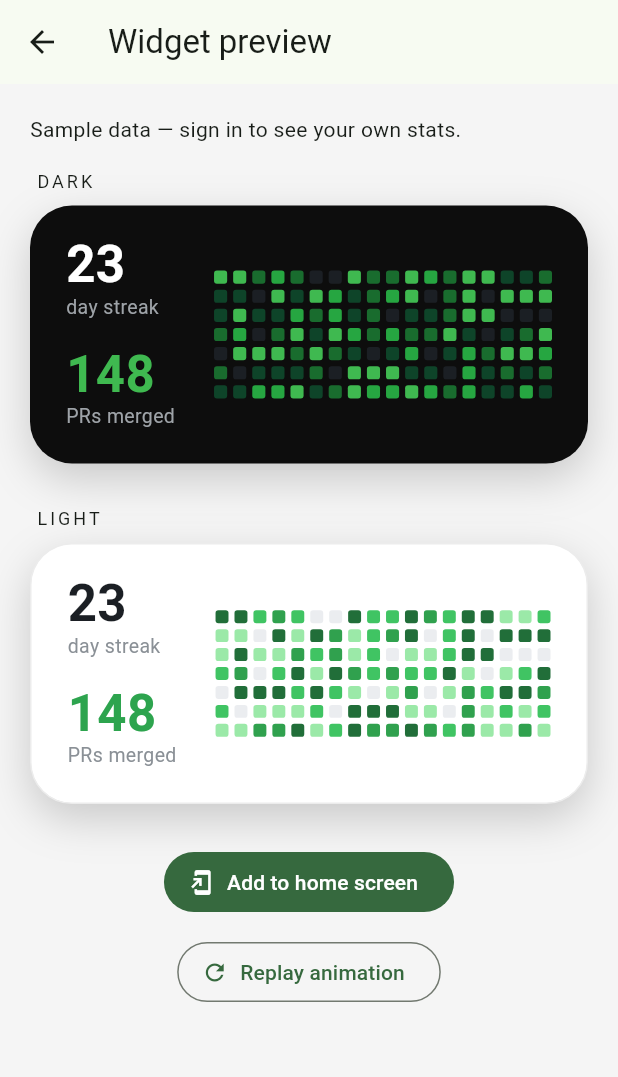
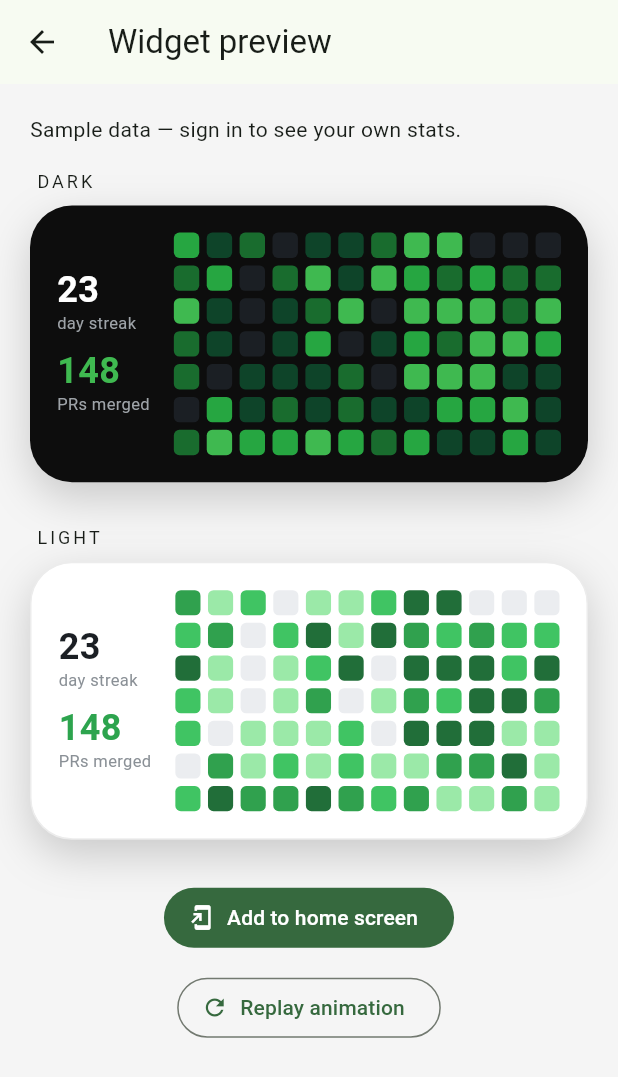
Before and after one commit to rakshityadav1868/github-widget, a Flutter app: the PreviewScreen screen opened directly, on a phone screen of 412 x 824 dp. Shown: the top 1077 px of the screen. Run offline on Flutter 3.47's test engine with Material 3 defaults, Android fonts, the phone set to English and light mode, and no system bars; our stand-ins replace flutter_secure_storage; missing offline and left inert: home_widget; accounts and stored records are empty.

Commit message:
tweak: bigger contribution grid, smaller stat text (#7)
Per design feedback — the grid dots were too small and the numbers too
large. Fewer columns (12) make the dots bigger, the grid takes more width
(flex 2), and stat numbers/labels are smaller (24/11).

Co-authored-by: Claude Opus 4.8 <noreply@anthropic.com>

```diff
--- a/lib/features/preview/widget_card.dart
+++ b/lib/features/preview/widget_card.dart
@@ -15,7 +15,7 @@ class WidgetCard extends StatelessWidget {
     required this.brightness,
     this.animate = true,
     this.gridKey,
-    this.columns = 18,
+    this.columns = 12,
     this.rows = 7,
   });
 
@@ -45,7 +45,7 @@ class WidgetCard extends StatelessWidget {
           ),
         ],
       ),
-      padding: const EdgeInsets.symmetric(horizontal: 24, vertical: 22),
+      padding: const EdgeInsets.symmetric(horizontal: 18, vertical: 18),
       child: Row(
         crossAxisAlignment: CrossAxisAlignment.center,
         children: [
@@ -58,24 +58,27 @@ class WidgetCard extends StatelessWidget {
                 label: 'day streak',
                 valueColor: palette.primaryText,
                 labelColor: palette.secondaryText,
+                valueSize: 24,
               ),
-              const SizedBox(height: 18),
+              const SizedBox(height: 12),
               StatTile(
                 value: '${stats.prsMerged}',
                 label: 'PRs merged',
                 valueColor: palette.accentGreen,
                 labelColor: palette.secondaryText,
+                valueSize: 24,
               ),
             ],
           ),
-          const SizedBox(width: 26),
+          const SizedBox(width: 16),
           Expanded(
+            flex: 2,
             child: ContributionGrid(
               key: gridKey,
               levels: levels,
               palette: palette,
               columns: columns,
-              gap: 4,
+              gap: 5,
               animate: animate,
             ),
           ),
--- a/lib/widgets/stat_tile.dart
+++ b/lib/widgets/stat_tile.dart
@@ -37,7 +37,7 @@ class StatTile extends StatelessWidget {
         Text(
           label,
           style: TextStyle(
-            fontSize: 13,
+            fontSize: 11,
             fontWeight: FontWeight.w400,
             color: labelColor,
           ),
```
